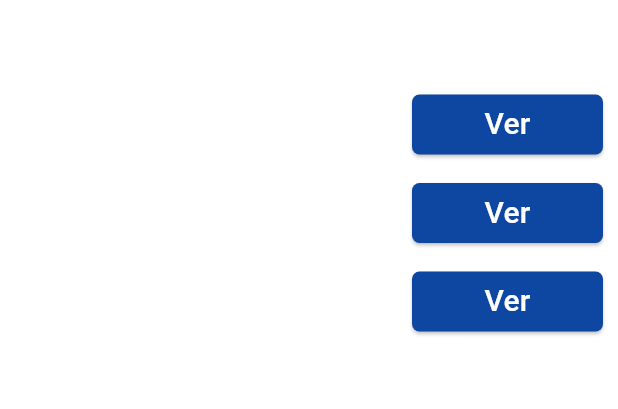
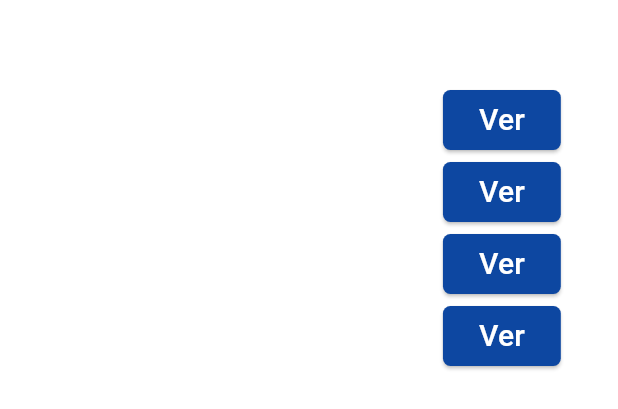
Before and after one commit to ayehappy8/U-Mind, a Flutter app: the CustomTable widget shown alone on an empty page, opened directly, on a phone screen of 412 x 824 dp. Shown: the top 409 px of the screen. Run offline on Flutter 3.47's test engine with Material 3 defaults, Android fonts, the phone set to English and light mode, and no system bars; our stand-ins replace table_calendar.

Commit message:
Cambio del tipo de tabla

```diff
--- a/lib/widget/penasamientosPasados.dart
+++ b/lib/widget/penasamientosPasados.dart
@@ -5,45 +5,35 @@ class CustomTable extends StatelessWidget {
 
   @override
   Widget build(BuildContext context) {
-    return Table(
-      children: [
-        const TableRow(
-          children: [
-            Padding(
-              padding: EdgeInsets.all(15.0),
-              child: Text(
+    return DataTable(
+      columns: const [
+        DataColumn(
+          label: Text(
             "Emoción",
             style: TextStyle(color: Colors.white, fontSize: 20),
           ),
         ),
-            Padding(
-              padding: EdgeInsets.all(15.0),
-              child: Text(
+        DataColumn(
+            label: Text(
           "Fecha",
           style: TextStyle(color: Colors.white, fontSize: 20),
-              ),
-            ),
-            SizedBox(),
+        )),
+        DataColumn(label: SizedBox())
       ],
-        ),
-        TableRow(
-          children: [
-            Padding(
-              padding: EdgeInsets.all(15.0),
-              child: Text(
+      rows: [
+        DataRow(cells: [
+          const DataCell(Text(
             "Alegria",
             style: TextStyle(color: Colors.white, fontSize: 20),
-              ),
-            ),
-            Padding(
-              padding: EdgeInsets.all(15.0),
-              child: Text(
+          )),
+          const DataCell(
+            Text(
               "11-10-23",
               style: TextStyle(color: Colors.white, fontSize: 20),
             ),
           ),
-            Container(
-              margin: EdgeInsets.only(right: 10),
+          DataCell(Container(
+              margin: const EdgeInsets.only(right: 10),
               child: ElevatedButton(
                 style: ElevatedButton.styleFrom(
                   shape: RoundedRectangleBorder(
@@ -59,28 +49,21 @@ class CustomTable extends StatelessWidget {
                   style: TextStyle(color: Colors.white, fontSize: 20),
                   textAlign: TextAlign.center,
                 ),
-              ),
-            ),
-          ],
-        ),
-        TableRow(
-          children: [
-            Padding(
-              padding: EdgeInsets.all(15.0),
-              child: Text(
+              ))),
+        ]),
+        DataRow(cells: [
+          const DataCell(Text(
             "Tristeza",
             style: TextStyle(color: Colors.white, fontSize: 20),
-              ),
-            ),
-            Padding(
-              padding: EdgeInsets.all(15.0),
-              child: Text(
+          )),
+          const DataCell(
+            Text(
               "18-10-23",
               style: TextStyle(color: Colors.white, fontSize: 20),
             ),
           ),
-            Container(
-              margin: EdgeInsets.only(right: 10),
+          DataCell(Container(
+              margin: const EdgeInsets.only(right: 10),
               child: ElevatedButton(
                 style: ElevatedButton.styleFrom(
                   shape: RoundedRectangleBorder(
@@ -96,28 +79,21 @@ class CustomTable extends StatelessWidget {
                   style: TextStyle(color: Colors.white, fontSize: 20),
                   textAlign: TextAlign.center,
                 ),
-              ),
-            ),
-          ],
-        ),
-        TableRow(
-          children: [
-            Padding(
-              padding: EdgeInsets.all(15.0),
-              child: Text(
+              ))),
+        ]),
+        DataRow(cells: [
+          const DataCell(Text(
             "Asco",
             style: TextStyle(color: Colors.white, fontSize: 20),
-              ),
-            ),
-            Padding(
-              padding: EdgeInsets.all(15.0),
-              child: Text(
+          )),
+          const DataCell(
+            Text(
               "22-10-23",
               style: TextStyle(color: Colors.white, fontSize: 20),
             ),
           ),
-            Container(
-              margin: EdgeInsets.only(right: 10),
+          DataCell(Container(
+              margin: const EdgeInsets.only(right: 10),
               child: ElevatedButton(
                 style: ElevatedButton.styleFrom(
                   shape: RoundedRectangleBorder(
@@ -133,10 +109,38 @@ class CustomTable extends StatelessWidget {
                   style: TextStyle(color: Colors.white, fontSize: 20),
                   textAlign: TextAlign.center,
                 ),
+              ))),
+        ]),
+        DataRow(cells: [
+          const DataCell(Text(
+            "Asco",
+            style: TextStyle(color: Colors.white, fontSize: 20),
+          )),
+          const DataCell(
+            Text(
+              "23-10-23",
+              style: TextStyle(color: Colors.white, fontSize: 20),
             ),
           ),
-          ],
+          DataCell(Container(
+              margin: const EdgeInsets.only(right: 10),
+              child: ElevatedButton(
+                style: ElevatedButton.styleFrom(
+                  shape: RoundedRectangleBorder(
+                    borderRadius: BorderRadius.circular(5),
                   ),
+                  backgroundColor: Colors.blue[900],
+                ),
+                onPressed: () {
+                  // Acción al presionar el botón
+                },
+                child: const Text(
+                  "Ver",
+                  style: TextStyle(color: Colors.white, fontSize: 20),
+                  textAlign: TextAlign.center,
+                ),
+              ))),
+        ])
       ],
     );
   }
```
Lines whose indentation alone changed are shown as unchanged.
